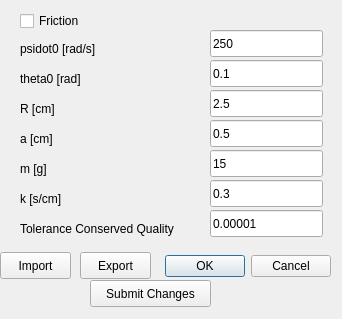
First picture: the form in branches/QT GUI/Test1/parameter.ui, repository masterjava1/rwthsselabws2011g11, before the edit.
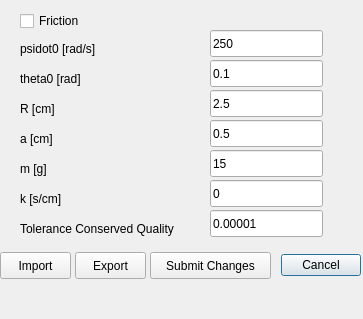
Second picture: the form after the edit.

Diff of the .ui file:
```diff
--- a/branches/QT GUI/Test1/parameter.ui
+++ b/branches/QT GUI/Test1/parameter.ui
@@ -6,27 +6,39 @@
    <rect>
     <x>0</x>
     <y>0</y>
-    <width>342</width>
+    <width>363</width>
     <height>319</height>
    </rect>
   </property>
+  <property name="minimumSize">
+   <size>
+    <width>363</width>
+    <height>319</height>
+   </size>
+  </property>
+  <property name="maximumSize">
+   <size>
+    <width>363</width>
+    <height>319</height>
+   </size>
+  </property>
   <property name="windowTitle">
    <string>Dialog</string>
   </property>
   <widget class="QDialogButtonBox" name="buttonBox">
    <property name="geometry">
     <rect>
-     <x>-10</x>
+     <x>110</x>
      <y>250</y>
-     <width>341</width>
-     <height>32</height>
+     <width>251</width>
+     <height>31</height>
     </rect>
    </property>
    <property name="orientation">
     <enum>Qt::Horizontal</enum>
    </property>
    <property name="standardButtons">
-    <set>QDialogButtonBox::Cancel|QDialogButtonBox::Ok</set>
+    <set>QDialogButtonBox::Cancel</set>
    </property>
   </widget>
   <widget class="QLabel" name="TolConQual_text">
@@ -84,7 +96,7 @@
   <widget class="QPushButton" name="export_button">
    <property name="geometry">
     <rect>
-     <x>80</x>
+     <x>75</x>
      <y>252</y>
      <width>71</width>
      <height>27</height>
@@ -234,7 +246,7 @@
     </rect>
    </property>
    <property name="text">
-    <string>0.3</string>
+    <string>0</string>
    </property>
   </widget>
   <widget class="QLineEdit" name="m">
@@ -253,8 +265,8 @@
   <widget class="QPushButton" name="Submit">
    <property name="geometry">
     <rect>
-     <x>90</x>
-     <y>280</y>
+     <x>150</x>
+     <y>252</y>
      <width>121</width>
      <height>27</height>
     </rect>
```
Left out of the diff: 41 changed lines with no effect on the pictures.
